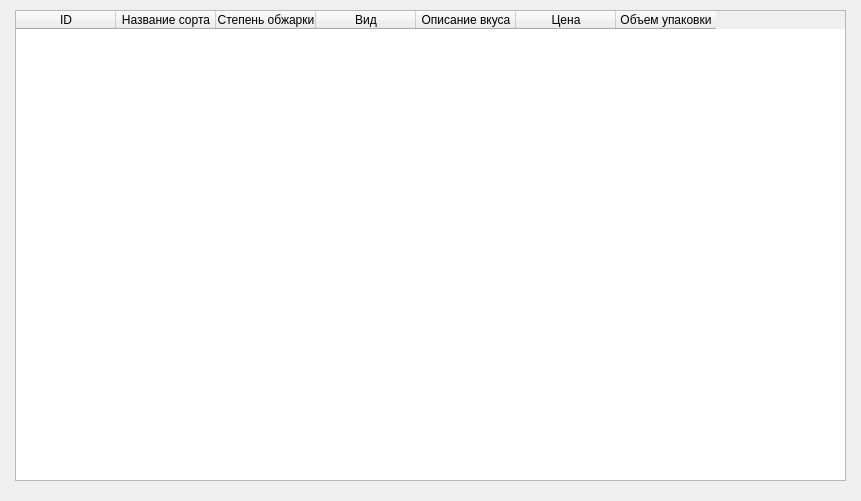
The window that main.ui (ZetroR/Coffee_type_list_3) describes before a commit, drawn with Qt 5.
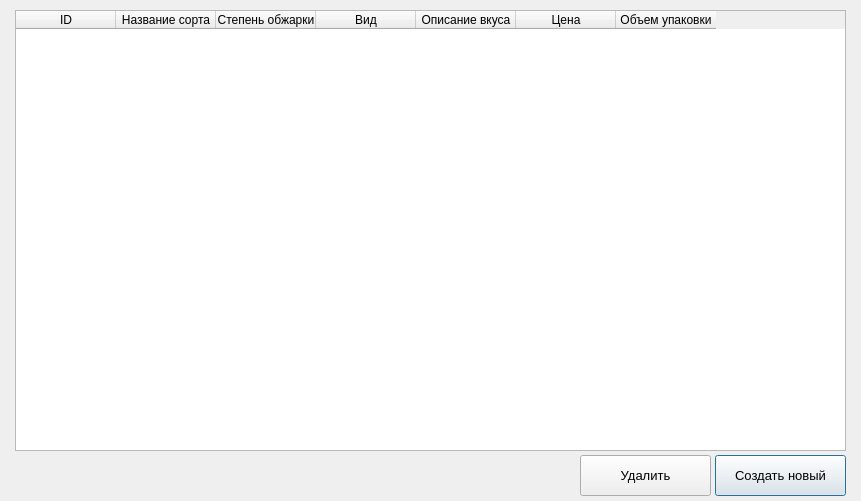
The same window after the commit.

```diff
--- a/main.ui
+++ b/main.ui
@@ -19,7 +19,7 @@
      <x>15</x>
      <y>10</y>
      <width>831</width>
-     <height>471</height>
+     <height>441</height>
     </rect>
    </property>
    <column>
@@ -58,6 +58,42 @@
     </property>
    </column>
   </widget>
+  <widget class="QPushButton" name="pushButton">
+   <property name="geometry">
+    <rect>
+     <x>715</x>
+     <y>455</y>
+     <width>131</width>
+     <height>41</height>
+    </rect>
+   </property>
+   <property name="font">
+    <font>
+     <pointsize>10</pointsize>
+    </font>
+   </property>
+   <property name="text">
+    <string>Создать новый</string>
+   </property>
+  </widget>
+  <widget class="QPushButton" name="pushButton_2">
+   <property name="geometry">
+    <rect>
+     <x>580</x>
+     <y>455</y>
+     <width>131</width>
+     <height>41</height>
+    </rect>
+   </property>
+   <property name="font">
+    <font>
+     <pointsize>10</pointsize>
+    </font>
+   </property>
+   <property name="text">
+    <string>Удалить</string>
+   </property>
+  </widget>
  </widget>
  <resources/>
  <connections/>
```
